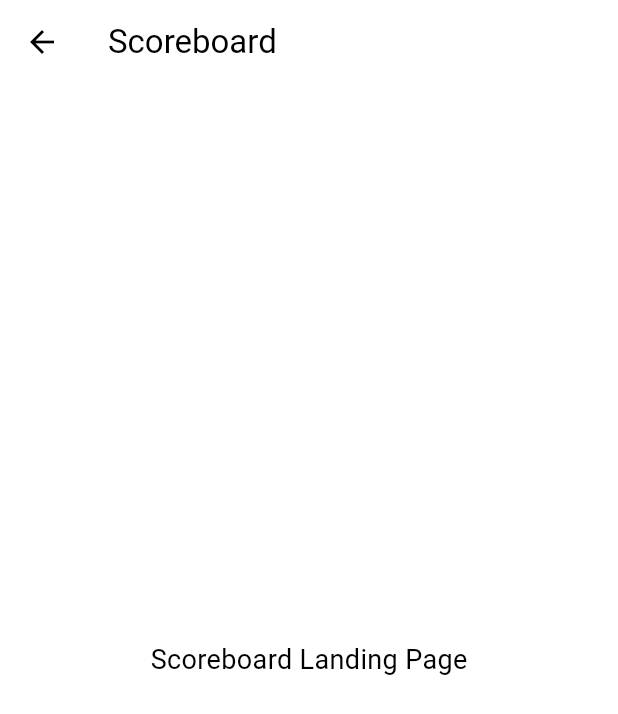
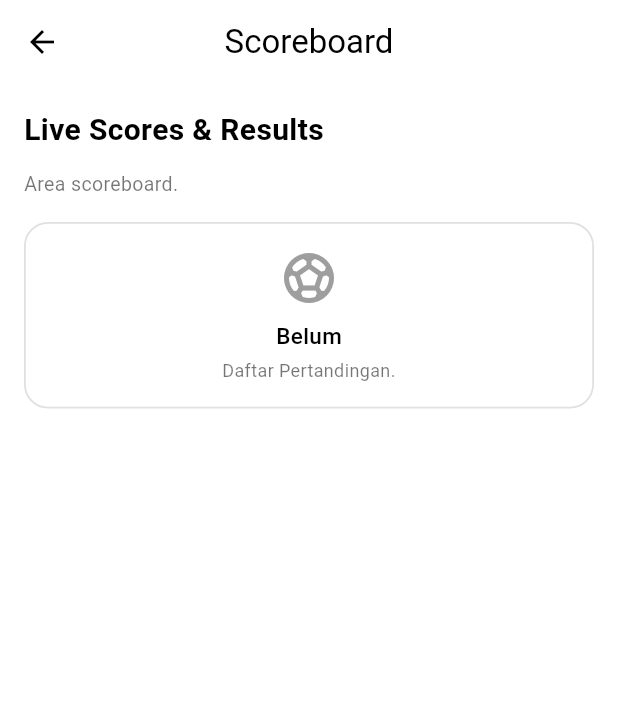
Before and after one commit to PBP-kelompok-c13/sportwatch_NG, a Flutter app: the ScoreboardLandingPage screen opened directly, on a phone screen of 412 x 824 dp. Shown: the top 714 px of the screen. Run offline on Flutter 3.47's test engine with Material 3 defaults, Android fonts, the phone set to English and light mode, and no system bars; our stand-ins replace timeago; missing offline and left inert: pbp_django_auth.

Commit message:
update landing page untuk scoreboard

```diff
--- a/lib/main.dart
+++ b/lib/main.dart
@@ -1,5 +1,4 @@
 import 'package:flutter/material.dart';
-import 'scoreboard/screens/scoreboard_landing_page.dart';
 import 'package:pbp_django_auth/pbp_django_auth.dart';
 import 'package:provider/provider.dart';
 import 'package:sportwatch_ng/login.dart';
--- a/lib/scoreboard/screens/scoreboard_landing_page.dart
+++ b/lib/scoreboard/screens/scoreboard_landing_page.dart
@@ -8,11 +8,68 @@ class ScoreboardLandingPage extends StatelessWidget {
     return Scaffold(
       appBar: AppBar(
         title: const Text('Scoreboard'),
+        centerTitle: true,
       ),
-      body: const Center(
-        child: Text(
-          'Scoreboard Landing Page',
-          style: TextStyle(fontSize: 18),
+      body: Padding(
+        padding: const EdgeInsets.all(16),
+        child: Column(
+          crossAxisAlignment: CrossAxisAlignment.start,
+          children: [
+            const Text(
+              'Live Scores & Results',
+              style: TextStyle(
+                fontSize: 20,
+                fontWeight: FontWeight.bold,
+              ),
+            ),
+            const SizedBox(height: 12),
+
+            const Text(
+              'Area scoreboard.',
+              style: TextStyle(fontSize: 13, color: Colors.black54),
+            ),
+            const SizedBox(height: 16),
+
+            Container(
+              width: double.infinity,
+              padding: const EdgeInsets.all(16),
+              decoration: BoxDecoration(
+                color: Colors.white,
+                borderRadius: BorderRadius.circular(16),
+                border: Border.all(
+                  color: Colors.grey.shade300,
+                  width: 1.2,
+                ),
+              ),
+              child: Column(
+                mainAxisSize: MainAxisSize.min,
+                children: const [
+                  Icon(
+                    Icons.sports_soccer_outlined,
+                    size: 40,
+                    color: Colors.grey,
+                  ),
+                  SizedBox(height: 8),
+                  Text(
+                    'Belum',
+                    style: TextStyle(
+                      fontSize: 15,
+                      fontWeight: FontWeight.w500,
+                    ),
+                  ),
+                  SizedBox(height: 4),
+                  Text(
+                    'Daftar Pertandingan.',
+                    textAlign: TextAlign.center,
+                    style: TextStyle(
+                      fontSize: 12,
+                      color: Colors.black54,
+                    ),
+                  ),
+                ],
+              ),
+            ),
+          ],
         ),
       ),
     );
```
